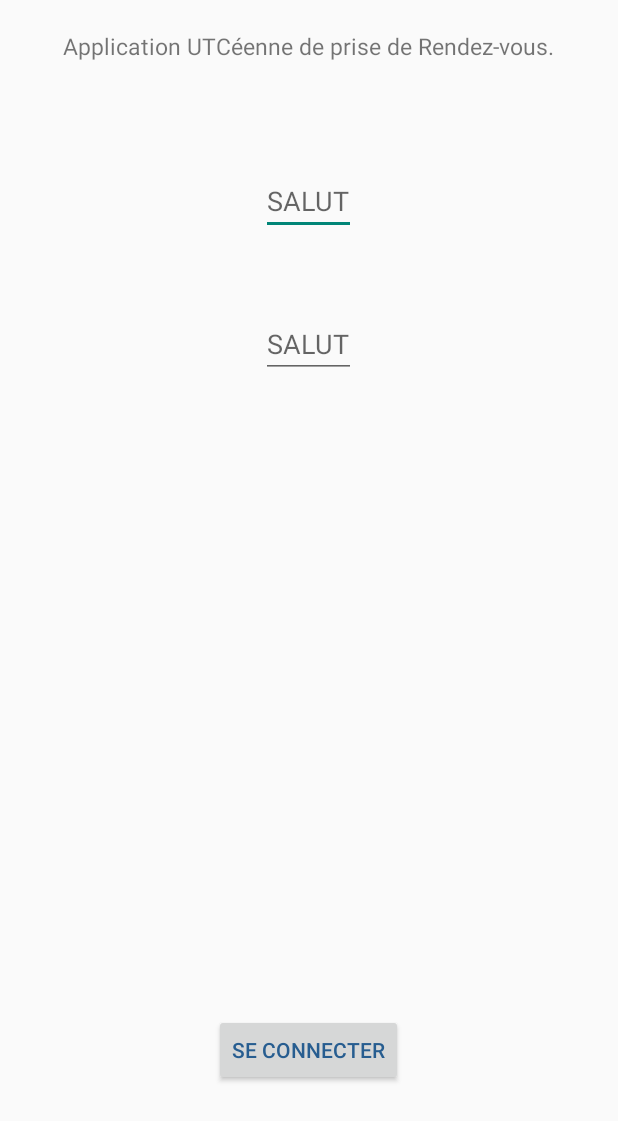
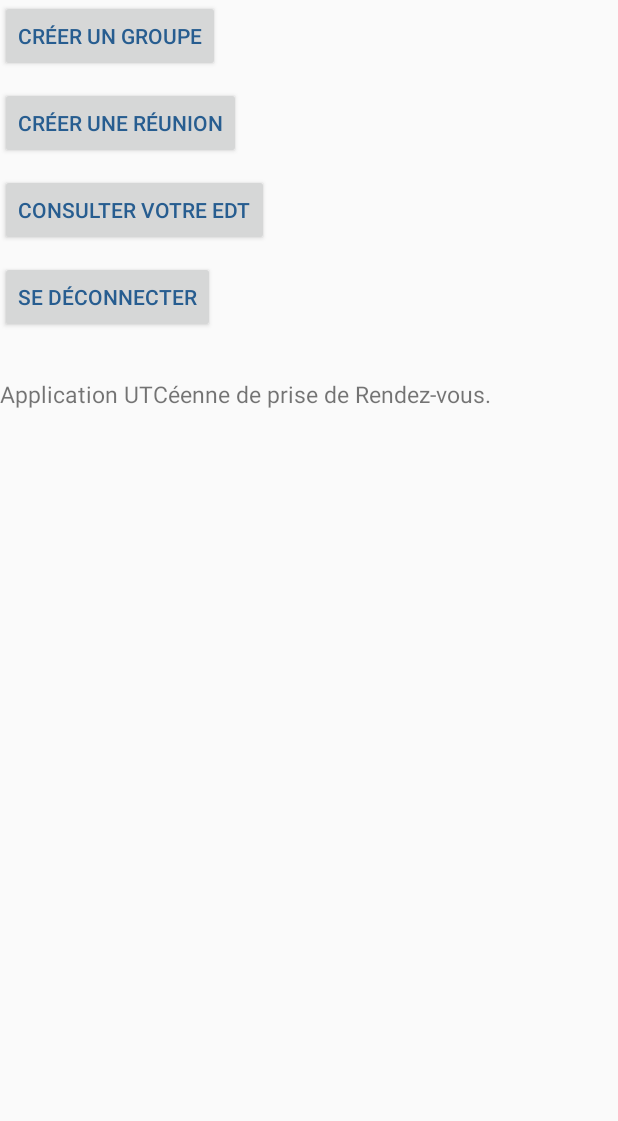
Before and after one commit to 5k4nd/ReuniUT, an Android app: the layout activity_menu.xml on its own in the app's theme, with its tools: preview values and no code run, on a phone screen of 412 x 824 dp. Shown: the top 1121 px of the screen. Run offline under Robolectric (Android 15) with nearby library versions, the phone set to English and light mode, and no system bars.

Commit message:
divers + login

```diff
--- a/app/src/main/res/layout/activity_menu.xml
+++ b/app/src/main/res/layout/activity_menu.xml
@@ -5,7 +5,7 @@
 <!-- un VieGroup peut contenir un View -->
 <!-- donc TOUT peut s'imbriquer -->
 
-<RelativeLayout
+<LinearLayout
     xmlns:android="http://schemas.android.com/apk/res/android"
     xmlns:tools="http://schemas.android.com/tools"
     android:layout_width="match_parent"
@@ -27,73 +27,58 @@
     tools:context="com.baptabl.reutc.MainActivity" >
 	-->
 
-    <!-- inutile > barre en haut ?
-    <TextView
-        android:id="@+id/txtTitle"
-        android:layout_width="wrap_content"
-        android:layout_height="50dp"
-        android:layout_alignParentTop="true"
-        android:layout_centerHorizontal="true"
-        android:layout_marginTop="0dp"
-        android:padding="2dp"
-        android:text="@string/app_name"
-        android:textColor="#ff680f"
-        android:textSize="25sp"
-        tools:context=".MainActivity"
-        />
--->
-
-    <TextView
-        android:id="@+id/txtPrez"
-        android:layout_width="wrap_content"
-        android:layout_height="wrap_content"
-        android:layout_alignParentTop="true"
-        android:layout_marginTop="20dp"
-        android:layout_centerHorizontal="true"
-        android:text="@string/description"
-        android:textSize="15sp"
-        tools:context=".MainActivity"
-        />
-
-
-
-    <EditText
-        android:id="@+id/fieldLogin"
-        android:layout_width="wrap_content"
-        android:layout_height="wrap_content"
-        android:layout_below="@id/txtPrez"
-        android:layout_marginTop="70dp"
-        android:layout_centerHorizontal="true"
-        android:inputType="textPersonName"
-        android:hint="SALUT"
-        /> <!-- android:text="@string/storedLogin"  -->
-
-
-    <EditText
-        android:id="@+id/fieldPasswd"
-        android:layout_width="wrap_content"
-        android:layout_height="wrap_content"
-        android:layout_marginTop="50dp"
-        android:inputType="textPassword"
-        android:hint="SALUT"
-        android:layout_centerVertical="true"
-        android:layout_centerHorizontal="true"
-        android:layout_below="@id/fieldLogin" />
-
 
     <Button
-        android:id="@+id/buttLogin"
+        android:id="@+id/buttCreerGroupe"
         android:layout_width="wrap_content"
         android:layout_height="wrap_content"
 
-        android:text="@string/logingIn"
+        android:text="@string/CreerGroupe"
         android:textColor="#275d90"
         android:layout_alignParentBottom="true"
-        android:layout_centerHorizontal="true"
-        android:layout_marginBottom="100dp" />
+        android:layout_marginBottom="10dp" />
 
+    <Button
+        android:id="@+id/buttCreerReu"
+        android:layout_width="wrap_content"
+        android:layout_height="wrap_content"
+        android:text="@string/CreerReu"
+        android:textColor="#275d90"
+        android:layout_alignParentBottom="true"
+        android:layout_marginBottom="10dp" />
 
-</RelativeLayout>
+    <Button
+        android:id="@+id/buttVoirEDT"
+        android:layout_width="wrap_content"
+        android:layout_height="wrap_content"
+
+        android:text="@string/VoirEDT"
+        android:textColor="#275d90"
+        android:layout_alignParentBottom="true"
+        android:layout_marginBottom="10dp" />
+
+    <Button
+        android:id="@+id/buttLogout"
+        android:layout_width="wrap_content"
+        android:layout_height="wrap_content"
+
+        android:text="@string/logOut"
+        android:textColor="#275d90"
+        android:layout_alignParentBottom="true"
+        android:layout_marginBottom="10dp" />
+
+        <TextView
+            android:id="@+id/erreurs"
+            android:layout_width="wrap_content"
+            android:layout_height="wrap_content"
+            android:layout_marginTop="20dp"
+            android:text="@string/description"
+
+            android:textSize="15sp"
+
+            />
+
+</LinearLayout>
 
     <!--  CHOIX DES CRÉNEAUX
     <RadioGroup
--- a/app/src/main/res/layout/activity_reuni_ut.xml
+++ b/app/src/main/res/layout/activity_reuni_ut.xml
@@ -42,7 +42,7 @@
         tools:context=".MainActivity"
         />
 -->
-
+<!--
     <TextView
         android:id="@+id/txtPrez"
         android:layout_width="wrap_content"
@@ -54,14 +54,14 @@
         android:textSize="15sp"
         tools:context=".MainActivity"
         />
-
+-->
 
 
     <EditText
         android:id="@+id/fieldLogin"
         android:layout_width="wrap_content"
         android:layout_height="wrap_content"
-        android:layout_below="@id/txtPrez"
+        android:layout_alignParentTop="true"
         android:layout_marginTop="70dp"
         android:layout_centerHorizontal="true"
         android:inputType="textPersonName"
--- a/app/src/main/res/values/strings.xml
+++ b/app/src/main/res/values/strings.xml
@@ -11,7 +11,10 @@
     <string name="logout">Se déconnecter</string>
 
     <string name="bold">ceci est un <b>gros</b> mot !</string>
-
+    <string name="logOut">Se déconnecter</string>
+    <string name="CreerGroupe">Créer un groupe</string>
+    <string name="CreerReu">Créer une réunion</string>
+    <string name="VoirEDT">Consulter votre EdT</string>
 
 
 </resources>
```
Also changed, not shown: app/src/main/java/fr/baptabl/reuniut/ReuniUTActivity.java (+9 -18 lines), app/src/main/java/fr/baptabl/reuniut/ReuniUTMenu.java (+53 -4 lines), app/src/main/java/fr/baptabl/reuniut/ReuniUTMenuGroupe.java (added, +7 -0 lines), app/src/main/java/fr/baptabl/reuniut/login.java (+15 -5 lines).
